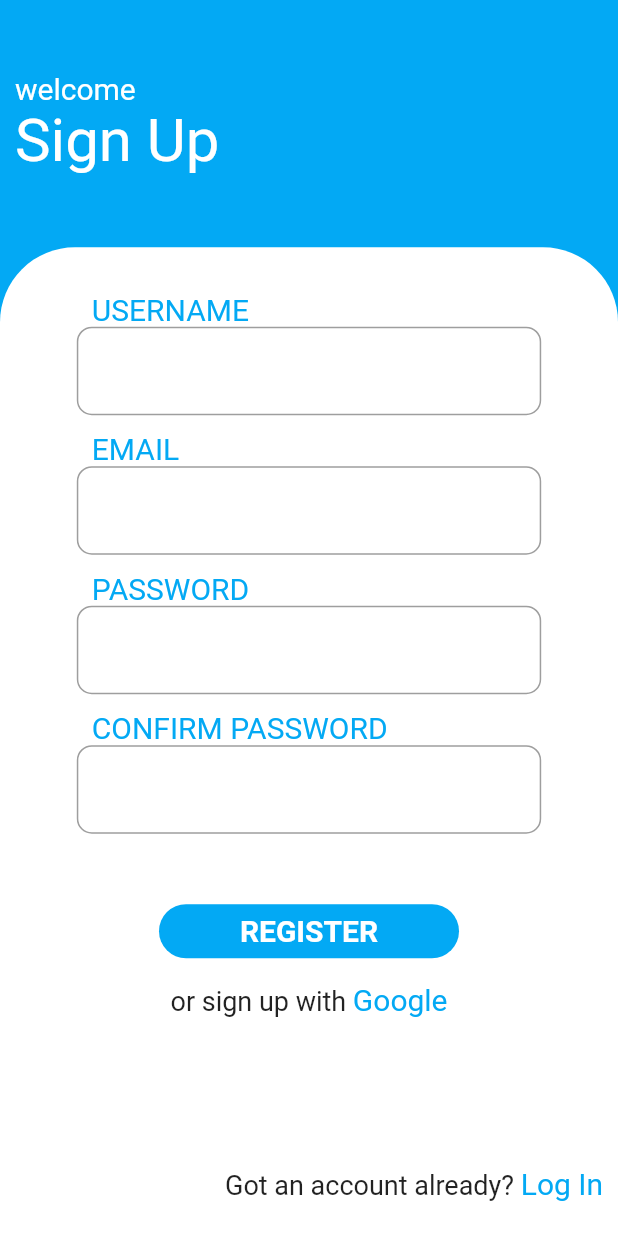
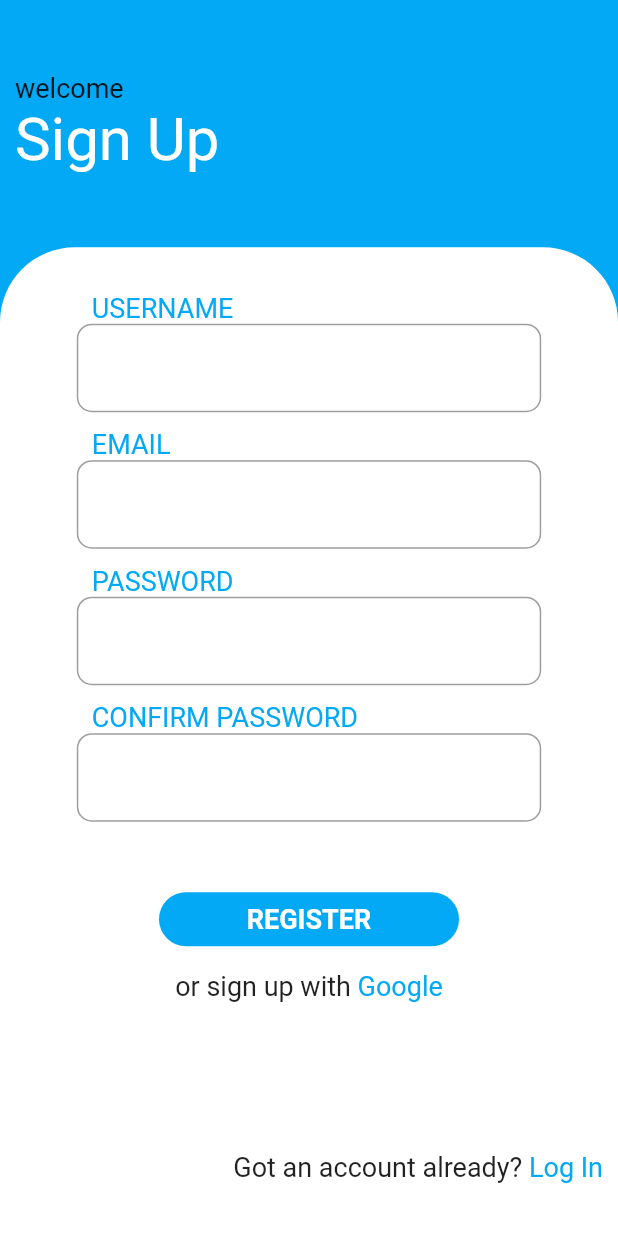
Before and after one commit to triggac4/youth-counsel, a Flutter app: the screen it shows after launch, on a phone screen of 412 x 824 dp. Run offline on Flutter 3.47's test engine with Material 2 defaults, Android fonts, the phone set to English and light mode, and no system bars.

Commit message:
changed title fontSize to 18

```diff
--- a/lib/assets/fontAsset.dart
+++ b/lib/assets/fontAsset.dart
@@ -1,10 +1,8 @@
 import 'package:flutter/material.dart';
 
 class FontAsset {
-  static final TextStyle title = TextStyle(
-    fontSize: 20,
-    color: Colors.white,
-  );
+  static final TextStyle title = TextStyle(fontSize: 18);
+  static final TextStyle welcomeTitle = TextStyle(fontSize: 25);
   static final TextStyle regularText = TextStyle(fontSize: 18);
   static final TextStyle unknownFont = TextStyle();
 }
```
